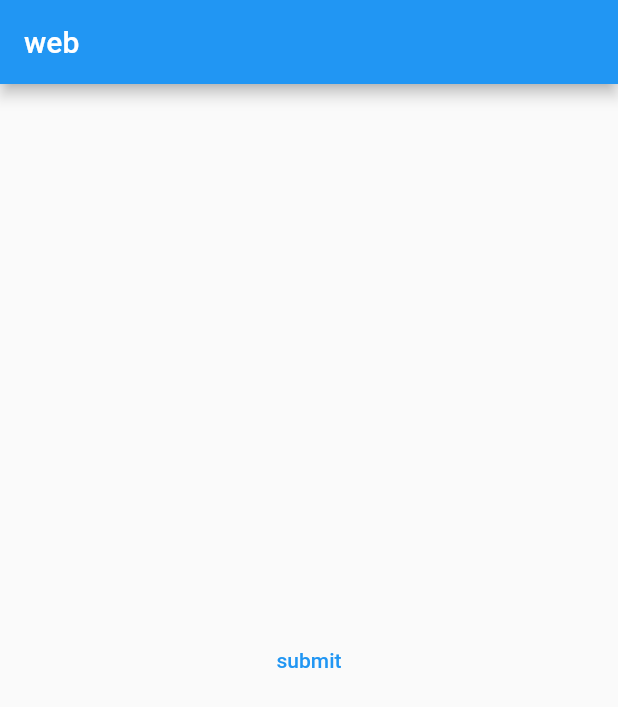
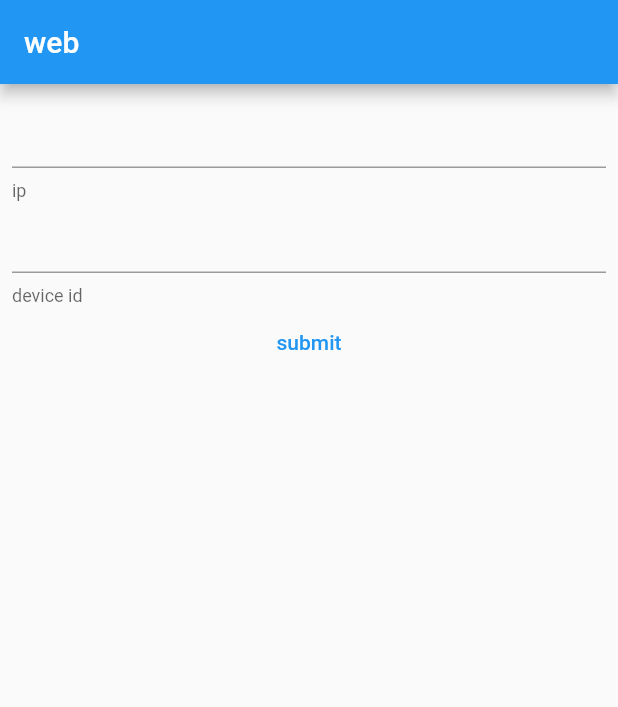
Before and after one commit to lkrjangid1/websocket-flutter, a Flutter app: the screen it shows after launch, on a phone screen of 412 x 824 dp. Shown: the top 707 px of the screen. Run offline on Flutter 3.47's test engine with Material 2 defaults, Android fonts, the phone set to English and light mode, and no system bars.

Commit message:
add textfield

```diff
--- a/lib/main.dart
+++ b/lib/main.dart
@@ -22,9 +22,11 @@ class MyApp extends StatelessWidget {
 }
 
 class MyHomePage extends StatelessWidget {
+  var ip;
+  var message;
   void sendDeviceIdWebSocket(String ipAddress, context) {
     var channel = IOWebSocketChannel.connect(Uri.parse("ws://$ipAddress:81"));
-    channel.sink.add('vexa4s0k8d');
+    channel.sink.add(message);
     channel.stream.listen((message) {
       ScaffoldMessenger.of(context)
           .showSnackBar(SnackBar(content: Text(message)));
@@ -35,15 +37,33 @@ class MyHomePage extends StatelessWidget {
   Widget build(BuildContext context) {
     return Scaffold(
       appBar: AppBar(
-        // The title text which will be shown on the action bar
         title: Text('web'),
       ),
       body: Center(
-        child: TextButton(
-          onPressed: () {
-            sendDeviceIdWebSocket('19.132.168.32', context);
-          },
-          child: Text('submit'),
+        child: Padding(
+          padding: const EdgeInsets.all(8.0),
+          child: Column(
+            children: [
+              TextField(
+                onChanged: (v) {
+                  ip = v;
+                },
+                decoration: InputDecoration(helperText: 'ip'),
+              ),
+              TextField(
+                onChanged: (v) {
+                  message = v;
+                },
+                decoration: InputDecoration(helperText: 'device id'),
+              ),
+              TextButton(
+                onPressed: () {
+                  sendDeviceIdWebSocket(ip, context);
+                },
+                child: Text('submit'),
+              ),
+            ],
+          ),
         ),
       ),
     );
```
